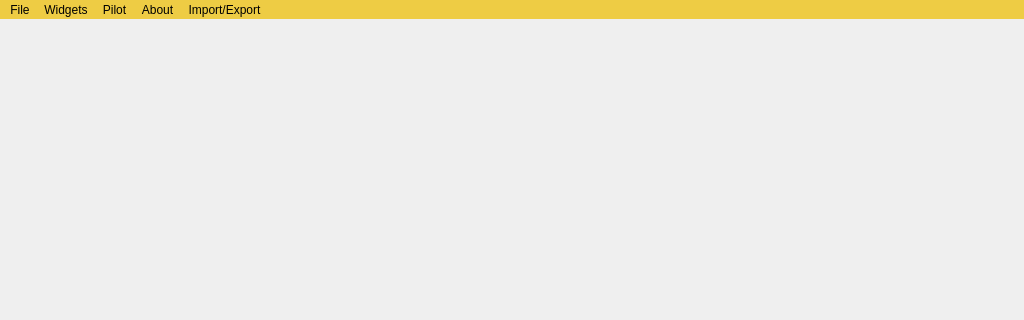
This is src/ui/MainWindow.ui in OncelUmutTURER/SinerjiGCS as Qt 5 draws it before an edit; both pictures show x 0 to 1024 and y 0 to 320 of the 1024 by 600 pixel window. The edited form follows.
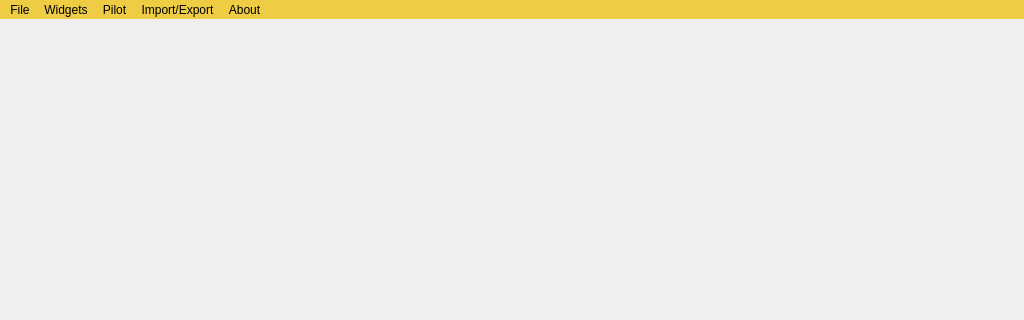
This is the edited form.

Diff of the .ui file:
```diff
--- a/src/ui/MainWindow.ui
+++ b/src/ui/MainWindow.ui
@@ -129,8 +129,8 @@
    <addaction name="menuFile"/>
    <addaction name="menuWidgets"/>
    <addaction name="menuPilot"/>
-   <addaction name="menuAbout"/>
    <addaction name="menuImport_Export"/>
+   <addaction name="menuAbout"/>
   </widget>
   <widget class="QStatusBar" name="statusBar"/>
   <action name="actionExit">
```
Left out of the diff: 9 changed lines with no effect on the pictures.
